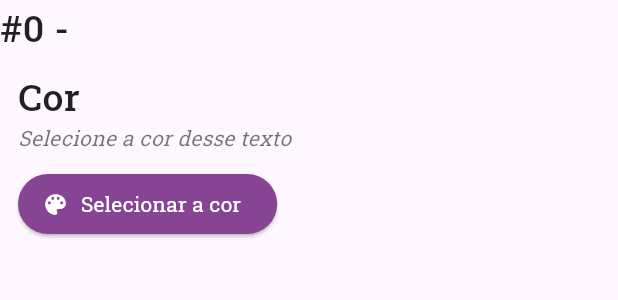
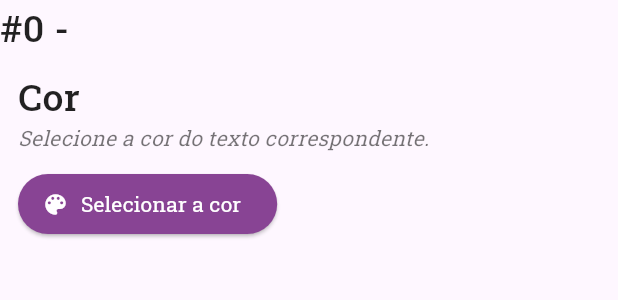
Before and after one commit to noemyroberta/certificate_generator, a Flutter app: the FontSettings widget shown alone on an empty page, opened directly with empty values, on a phone screen of 412 x 824 dp. Shown: the top 300 px of the screen. Run offline on Flutter 3.47's test engine with Material 3 defaults, Android fonts, the phone set to English and light mode, and no system bars; our stand-ins replace csv, dotted_border, file_picker, flutter_colorpicker.

Commit message:
style: change subtitle of color picker button

```diff
--- a/lib/src/ui/home/components/font_settings.dart
+++ b/lib/src/ui/home/components/font_settings.dart
@@ -52,7 +52,7 @@ class _FontSettingsState extends State<FontSettings> {
             const SizedBox(width: 12),
             FileSection(
               title: 'Cor',
-              subtitle: 'Selecione a cor desse texto',
+              subtitle: 'Selecione a cor do texto correspondente.',
               buttonTitle: 'Selecionar a cor',
               buttonIcon: Icons.color_lens,
               onPressed: () {
```
